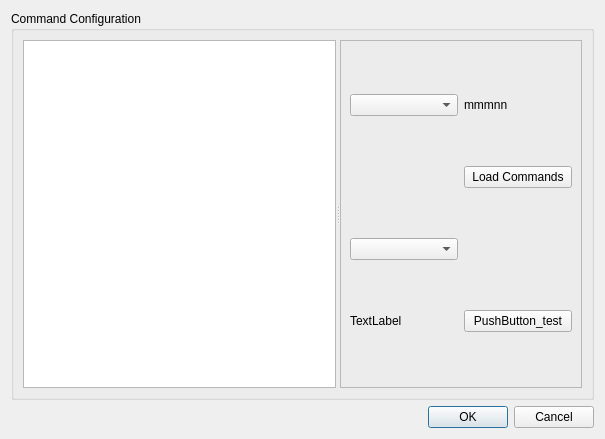
Qt form GuiXYZ_CommandConfigurationDialog.ui (fedetony/GUI_XYZ_GImage) before a commit.
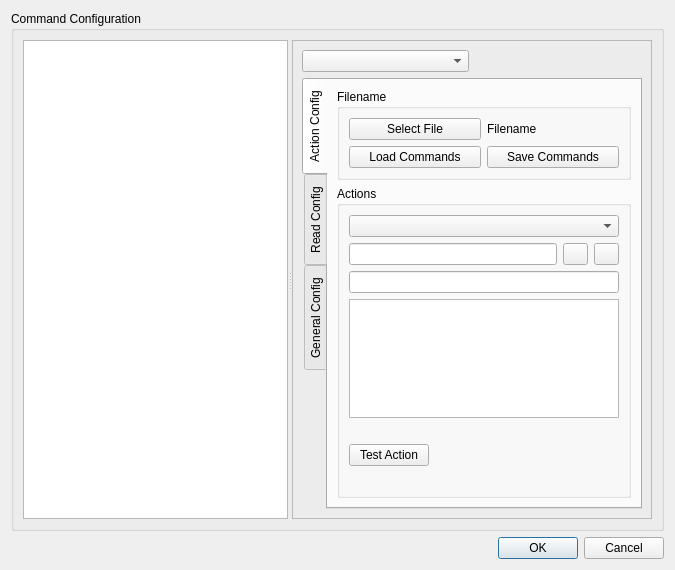
The same form after that commit. Icons and pictures are not drawn.

```diff
--- a/GuiXYZ_CommandConfigurationDialog.ui
+++ b/GuiXYZ_CommandConfigurationDialog.ui
@@ -6,8 +6,8 @@
    <rect>
     <x>0</x>
     <y>0</y>
-    <width>605</width>
-    <height>439</height>
+    <width>675</width>
+    <height>570</height>
    </rect>
   </property>
   <property name="windowTitle">
@@ -33,41 +33,197 @@
          <property name="frameShadow">
           <enum>QFrame::Raised</enum>
          </property>
-         <layout class="QGridLayout" name="gridLayout_2">
-          <item row="0" column="0">
-           <widget class="QComboBox" name="comboBox_CCD_interface"/>
+         <layout class="QVBoxLayout" name="verticalLayout_2">
+          <item>
+           <layout class="QHBoxLayout" name="horizontalLayout">
+            <item>
+             <widget class="QComboBox" name="comboBox_CCD_interface"/>
+            </item>
+            <item>
+             <widget class="QLabel" name="label_CCD_interfaceName">
+              <property name="text">
+               <string/>
+              </property>
+             </widget>
+            </item>
+           </layout>
           </item>
-          <item row="0" column="2">
-           <widget class="QLabel" name="label_CCD_interfaceName">
-            <property name="text">
-             <string>mmmnn</string>
+          <item>
+           <widget class="QTabWidget" name="tabWidget_CCD_configs">
+            <property name="tabPosition">
+             <enum>QTabWidget::West</enum>
             </property>
-           </widget>
-          </item>
-          <item row="4" column="0">
-           <widget class="QLabel" name="label_test">
-            <property name="text">
-             <string>TextLabel</string>
+            <property name="currentIndex">
+             <number>0</number>
             </property>
+            <widget class="QWidget" name="tab_CCD_ActionConfig" native="true">
+             <attribute name="title">
+              <string>Action Config</string>
+             </attribute>
+             <layout class="QGridLayout" name="gridLayout_3">
+              <item row="0" column="0">
+               <widget class="QGroupBox" name="groupBox_CCD_actionFiles">
+                <property name="title">
+                 <string>Filename</string>
+                </property>
+                <layout class="QGridLayout" name="gridLayout_2">
+                 <item row="0" column="1">
+                  <widget class="QLabel" name="label_CCD_Command_Filename">
+                   <property name="text">
+                    <string>Filename</string>
+                   </property>
+                  </widget>
+                 </item>
+                 <item row="1" column="0">
+                  <widget class="QPushButton" name="pushButton_CCD_Load_Commands">
+                   <property name="text">
+                    <string>Load Commands</string>
+                   </property>
+                   <property name="icon">
+                    <iconset>
+                     <normaloff>img/open-file-icon.png</normaloff>img/open-file-icon.png</iconset>
+                   </property>
+                  </widget>
+                 </item>
+                 <item row="1" column="1">
+                  <widget class="QPushButton" name="pushButton_CCD_Save_Commands">
+                   <property name="text">
+                    <string>Save Commands</string>
+                   </property>
+                   <property name="icon">
+                    <iconset>
+                     <normaloff>img/Save-as-icon.png</normaloff>img/Save-as-icon.png</iconset>
+                   </property>
+                  </widget>
+                 </item>
+                 <item row="0" column="0">
+                  <widget class="QPushButton" name="pushButton_CCD_Select_File">
+                   <property name="text">
+                    <string>Select File</string>
+                   </property>
+                  </widget>
+                 </item>
+                </layout>
+               </widget>
+              </item>
+              <item row="1" column="0">
+               <widget class="QGroupBox" name="groupBox_CCD_actionChanges">
+                <property name="title">
+                 <string>Actions</string>
+                </property>
+                <layout class="QFormLayout" name="formLayout">
+                 <item row="4" column="0" colspan="2">
+                  <widget class="QTableWidget" name="tableWidget_CCD_actionParam">
+                   <property name="toolTip">
+                    <string>Parameters of Format</string>
+                   </property>
+                  </widget>
+                 </item>
+                 <item row="0" column="0" colspan="2">
+                  <widget class="QComboBox" name="comboBox_CCD_action"/>
+                 </item>
+                 <item row="2" column="0" colspan="2">
+                  <widget class="QLineEdit" name="lineEdit_CCD_Format">
+                   <property name="toolTip">
+                    <string>Format Field</string>
+                   </property>
+                  </widget>
+                 </item>
+                 <item row="6" column="0">
+                  <widget class="QPushButton" name="pushButton_CCD_actionTest">
+                   <property name="text">
+                    <string>Test Action</string>
+                   </property>
+                  </widget>
+                 </item>
+                 <item row="5" column="0">
+                  <widget class="QLabel" name="label_CCD_testResultFormat">
+                   <property name="toolTip">
+                    <string>Format interpretation</string>
+                   </property>
+                   <property name="text">
+                    <string/>
+                   </property>
+                  </widget>
+                 </item>
+                 <item row="1" column="0" colspan="2">
+                  <layout class="QHBoxLayout" name="horizontalLayout_2">
+                   <item>
+                    <widget class="QLineEdit" name="lineEdit_CCD_action">
+                     <property name="toolTip">
+                      <string>action Name Field</string>
+                     </property>
+                    </widget>
+                   </item>
+                   <item>
+                    <widget class="QPushButton" name="pushButton_CCD_actionAdd">
+                     <property name="maximumSize">
+                      <size>
+                       <width>25</width>
+                       <height>25</height>
+                      </size>
+                     </property>
+                     <property name="toolTip">
+                      <string>Add new action or Replace format in action</string>
+                     </property>
+                     <property name="text">
+                      <string/>
+                     </property>
+                     <property name="icon">
+                      <iconset>
+                       <normaloff>img/add-icon.png</normaloff>img/add-icon.png</iconset>
+                     </property>
+                    </widget>
+                   </item>
+                   <item>
+                    <widget class="QPushButton" name="pushButton_CCD_actionDel">
+                     <property name="maximumSize">
+                      <size>
+                       <width>25</width>
+                       <height>25</height>
+                      </size>
+                     </property>
+                     <property name="toolTip">
+                      <string>Delete action or clear format in action</string>
+                     </property>
+                     <property name="text">
+                      <string/>
+                     </property>
+                     <property name="icon">
+                      <iconset>
+                       <normaloff>img/math-minus-icon.png</normaloff>img/math-minus-icon.png</iconset>
+                     </property>
+                    </widget>
+                   </item>
+                  </layout>
+                 </item>
+                 <item row="7" column="0">
+                  <widget class="QLabel" name="label_CCD_testResult">
+                   <property name="toolTip">
+                    <string>Gcode interpretation Result</string>
+                   </property>
+                   <property name="text">
+                    <string/>
+                   </property>
+                  </widget>
+                 </item>
+                </layout>
+               </widget>
+              </item>
+             </layout>
+            </widget>
+            <widget class="QWidget" name="tab_CCD_ReadConfig">
+             <attribute name="title">
+              <string>Read Config</string>
+             </attribute>
+            </widget>
+            <widget class="QWidget" name="tab_CCD_GeneralConfig">
+             <attribute name="title">
+              <string>General Config</string>
+             </attribute>
+            </widget>
            </widget>
           </item>
-          <item row="4" column="2">
-           <widget class="QPushButton" name="pushButton_test">
-            <property name="text">
-             <string>PushButton_test</string>
-            </property>
-           </widget>
-          </item>
-          <item row="1" column="2">
-           <widget class="QPushButton" name="pushButton_CCD_set_commands">
-            <property name="text">
-             <string>Load Commands</string>
-            </property>
-           </widget>
-          </item>
-          <item row="2" column="0">
-           <widget class="QComboBox" name="comboBox_CCD_action"/>
-          </item>
          </layout>
         </widget>
        </widget>
```
